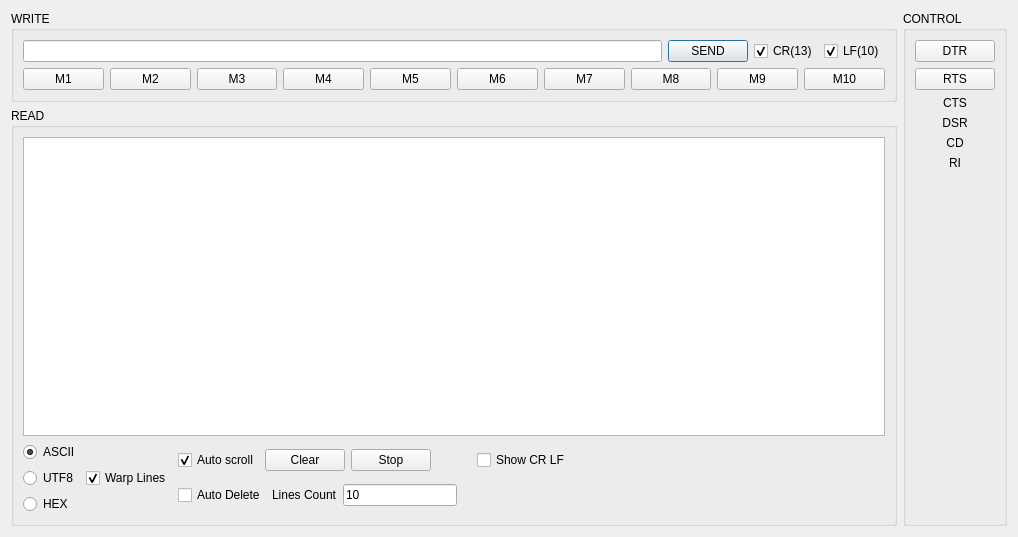
Before: the Qt Designer form DataVisualizer/serialterminal.ui in DamianPodrazaCode/DataVisualizer, drawn with Qt 5.
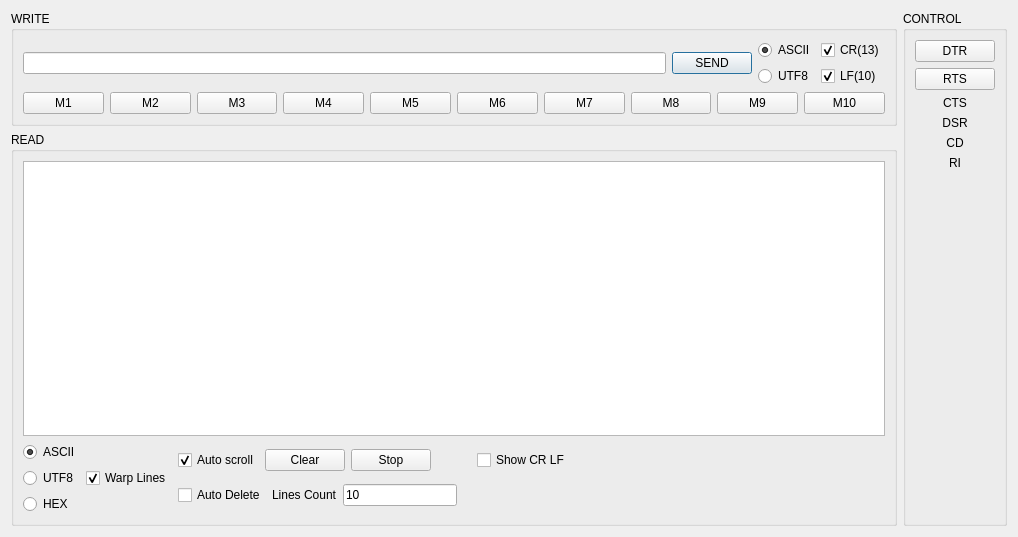
After: the same form once the commit is applied.

Diff of the .ui file:
```diff
--- a/DataVisualizer/serialterminal.ui
+++ b/DataVisualizer/serialterminal.ui
@@ -370,7 +370,28 @@
          </widget>
         </item>
         <item>
-         <layout class="QHBoxLayout" name="horizontalLayout">
+         <layout class="QVBoxLayout" name="verticalLayout_9">
+          <item>
+           <widget class="QRadioButton" name="rb_ASCII">
+            <property name="text">
+             <string>ASCII</string>
+            </property>
+            <property name="checked">
+             <bool>true</bool>
+            </property>
+           </widget>
+          </item>
+          <item>
+           <widget class="QRadioButton" name="rb_UTF8">
+            <property name="text">
+             <string>UTF8</string>
+            </property>
+           </widget>
+          </item>
+         </layout>
+        </item>
+        <item>
+         <layout class="QVBoxLayout" name="verticalLayout_7">
           <item>
            <widget class="QCheckBox" name="cb_CR">
             <property name="text">
```
Left out of the diff: 258 changed lines with no effect on the pictures.
